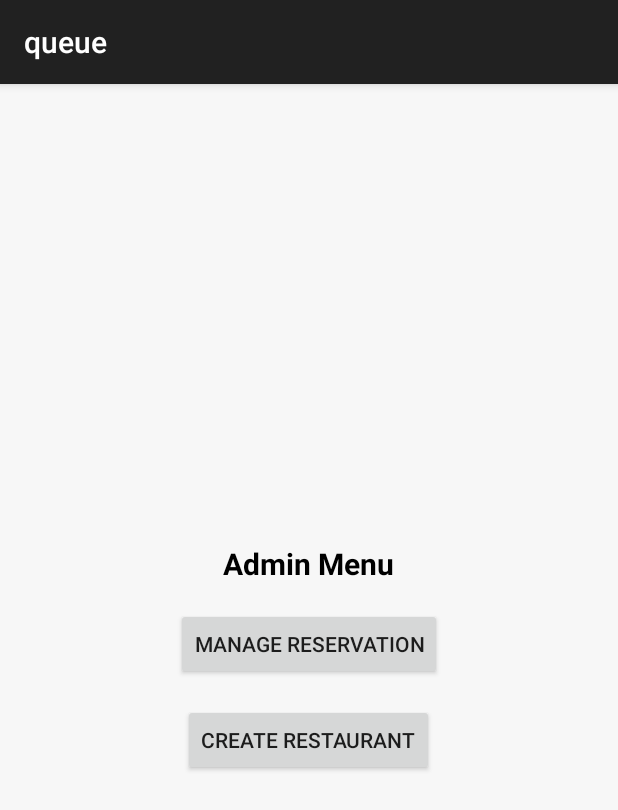
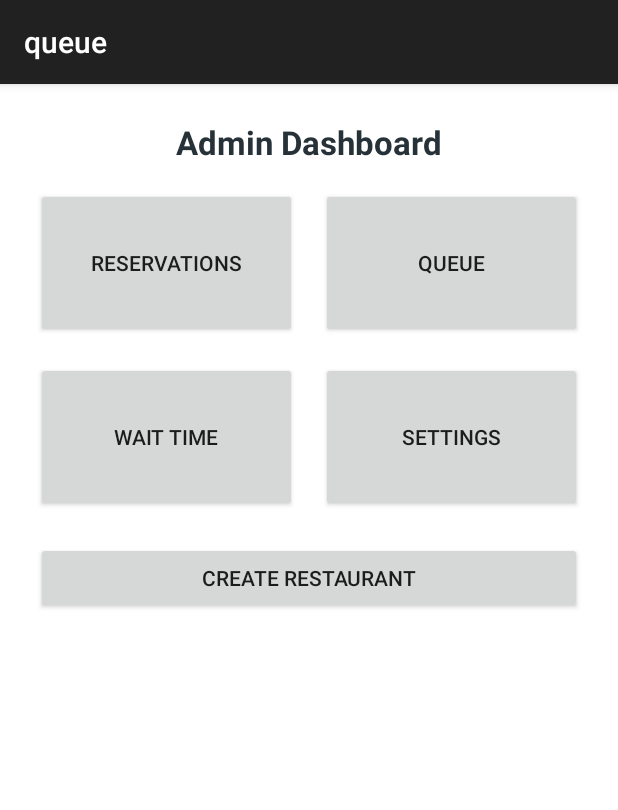
Before and after one commit to uta-sxk0000/Restaurant, an Android app built with Jetpack Compose: the AdminMenuActivity screen opened directly, with no data from a screen before it, on a phone screen of 412 x 824 dp. Shown: the top 810 px of the screen. Run offline under Robolectric (Android 15) with nearby library versions, the phone set to English and light mode, and no system bars.

Commit message:
Admin Dashboard

```diff
--- a/app/src/main/res/layout/activity_admin_menu.xml
+++ b/app/src/main/res/layout/activity_admin_menu.xml
@@ -1,33 +1,84 @@
 <?xml version="1.0" encoding="utf-8"?>
-<LinearLayout xmlns:android="http://schemas.android.com/apk/res/android"
-    android:orientation="vertical"
-    android:gravity="center"
+<ScrollView xmlns:android="http://schemas.android.com/apk/res/android"
     android:layout_width="match_parent"
     android:layout_height="match_parent"
-    android:background="#f7f7f7">
+    android:fillViewport="true"
+    android:background="#FFFFFF">
+
+    <LinearLayout
+        android:layout_width="match_parent"
+        android:layout_height="wrap_content"
+        android:orientation="vertical"
+        android:padding="24dp">
 
         <TextView
-        android:id="@+id/adminMenuText"
             android:layout_width="wrap_content"
             android:layout_height="wrap_content"
-        android:text="Admin Menu"
-        android:textSize="20sp"
+            android:text="Admin Dashboard"
             android:textStyle="bold"
-        android:layout_margin="16dp"
-        android:textColor="#000" />
+            android:textSize="22sp"
+            android:textColor="#263238"
+            android:layout_gravity="center_horizontal"
+            android:paddingBottom="16dp"/>
+
+        <!-- ROW 1 -->
+        <LinearLayout
+            android:layout_width="match_parent"
+            android:layout_height="wrap_content"
+            android:orientation="horizontal"
+            android:weightSum="2">
 
             <Button
-        android:id="@+id/manageReservationsButton"
-        android:layout_width="wrap_content"
-        android:layout_height="wrap_content"
-        android:text="Manage Reservation" />
+                android:id="@+id/btnReservations"
+                android:layout_width="0dp"
+                android:layout_height="100dp"
+                android:layout_weight="1"
+                android:layout_marginEnd="8dp"
+                android:text="RESERVATIONS"/>
 
             <Button
+                android:id="@+id/btnQueue"
+                android:layout_width="0dp"
+                android:layout_height="100dp"
+                android:layout_weight="1"
+                android:layout_marginStart="8dp"
+                android:text="QUEUE"/>
+        </LinearLayout>
+
+        <Space android:layout_width="0dp" android:layout_height="16dp"/>
+
+        <!-- ROW 2 -->
+        <LinearLayout
+            android:layout_width="match_parent"
+            android:layout_height="wrap_content"
+            android:orientation="horizontal"
+            android:weightSum="2">
+
+            <Button
+                android:id="@+id/btnWaitTime"
+                android:layout_width="0dp"
+                android:layout_height="100dp"
+                android:layout_weight="1"
+                android:layout_marginEnd="8dp"
+                android:text="WAIT TIME"/>
+
+            <Button
+                android:id="@+id/btnSettings"
+                android:layout_width="0dp"
+                android:layout_height="100dp"
+                android:layout_weight="1"
+                android:layout_marginStart="8dp"
+                android:text="SETTINGS"/>
+        </LinearLayout>
+
+        <Space android:layout_width="0dp" android:layout_height="8dp"/>
+
+        <!-- keep existing “Create Restaurant” -->
+        <Button
             android:id="@+id/btnCreateRestaurant"
-        android:layout_width="wrap_content"
+            android:layout_width="match_parent"
             android:layout_height="wrap_content"
             android:text="Create Restaurant"
-        android:layout_margin="16dp"/>
-
-
+            android:layout_marginTop="12dp"/>
     </LinearLayout>
+</ScrollView>
--- a/gradle/libs.versions.toml
+++ b/gradle/libs.versions.toml
@@ -1,5 +1,5 @@
 [versions]
-agp = "8.12.3"
+agp = "8.13.0"
 kotlin = "2.0.21"
 coreKtx = "1.17.0"
 junit = "4.13.2"
```
Lines whose indentation alone changed are shown as unchanged.
